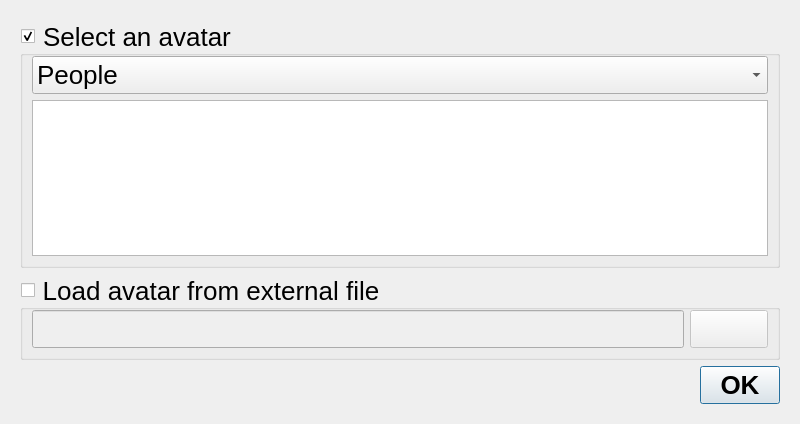
The window that src/gui/qt/gui_800x480/selectavatardialog_800x480.ui (pokerth/pokerth) describes before a commit, drawn with Qt 5.
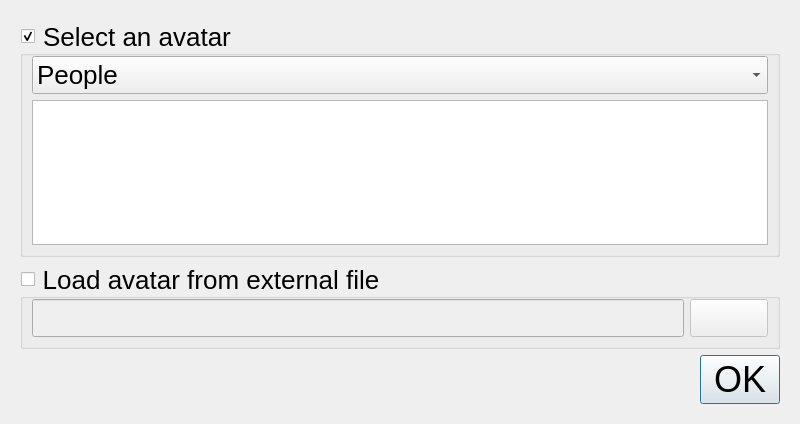
The same window after the commit. Icons and pictures are not drawn.

```diff
--- a/src/gui/qt/gui_800x480/selectavatardialog_800x480.ui
+++ b/src/gui/qt/gui_800x480/selectavatardialog_800x480.ui
@@ -115,7 +115,7 @@
    <item row="2" column="0">
     <widget class="QDialogButtonBox" name="buttonBox">
      <property name="styleSheet">
-      <string notr="true">QObject {font: bold 26px}</string>
+      <string notr="true">QObject {font:36px}</string>
      </property>
      <property name="orientation">
       <enum>Qt::Horizontal</enum>
```
Left out of the diff: 4 changed lines with no effect on the pictures.
